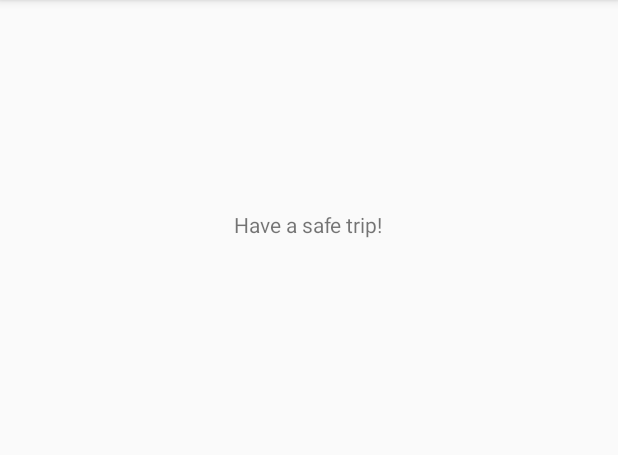
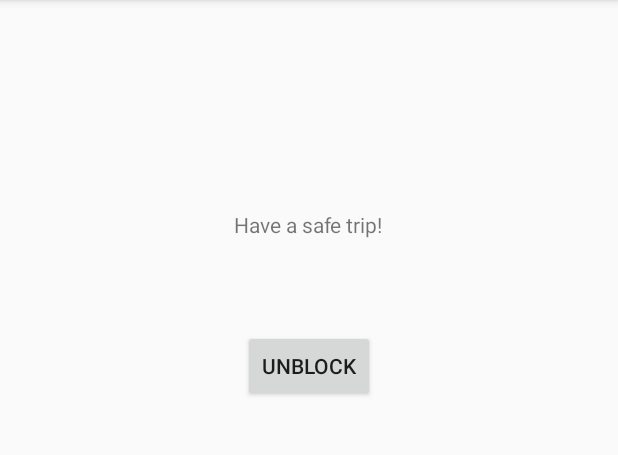
Before and after one commit to kobyperets/i-blocked-u-fe, an Android app: the fragment IBlockUGoingHomeFragment shown on its own in the app's theme, on a phone screen of 412 x 824 dp, the part 84-539 px from its top. Run offline under Robolectric (Android 15) with nearby library versions, the phone set to English and light mode, and no system bars; our stand-ins replace Volley.

Commit message:
going home end-2-end

```diff
--- a/IBlockedU/app/src/main/java/com/salesforce/iblockedu/IBlockUGoingHomeFragment.java
+++ b/IBlockedU/app/src/main/java/com/salesforce/iblockedu/IBlockUGoingHomeFragment.java
@@ -7,7 +7,6 @@ import android.view.LayoutInflater;
 import android.view.View;
 import android.view.ViewGroup;
 import android.widget.TextView;
-import android.widget.Toast;
 
 import com.android.volley.Request;
 import com.android.volley.RequestQueue;
@@ -29,11 +28,11 @@ public class IBlockUGoingHomeFragment extends Fragment {
     // TODO: Rename parameter arguments, choose names that match
     // the fragment initialization parameters, e.g. ARG_ITEM_NUMBER
     private static final String ARG_PARAM_EMAIL = "email";
-    private static final String ARG_PARAM2 = "param2";
+    private static final String ARG_PARAM_LICENSE_PLATE = "param2";
 
     // TODO: Rename and change types of parameters
     private String mParamEmail;
-    private String mParam2;
+    private String mParamLicensePlate;
 
     private OnFragmentInteractionListener mListener;
     private TextView mMessageView;
@@ -46,14 +45,16 @@ public class IBlockUGoingHomeFragment extends Fragment {
      * Use this factory method to create a new instance of
      * this fragment using the provided parameters.
      *
+     *
      * @param email Parameter 1.
      * @return A new instance of fragment IBlockUGoingHomeFragment.
      */
     // TODO: Rename and change types and number of parameters
-    public static IBlockUGoingHomeFragment newInstance(String email) {
+    public static IBlockUGoingHomeFragment newInstance(String email, String licensePlate) {
         IBlockUGoingHomeFragment fragment = new IBlockUGoingHomeFragment();
         Bundle args = new Bundle();
         args.putString(ARG_PARAM_EMAIL, email);
+        args.putString(ARG_PARAM_LICENSE_PLATE, licensePlate);
         fragment.setArguments(args);
         return fragment;
     }
@@ -63,6 +64,7 @@ public class IBlockUGoingHomeFragment extends Fragment {
         super.onCreate(savedInstanceState);
         if (getArguments() != null) {
             mParamEmail = getArguments().getString(ARG_PARAM_EMAIL);
+            mParamLicensePlate = getArguments().getString(ARG_PARAM_LICENSE_PLATE);
         }
     }
 
@@ -72,6 +74,22 @@ public class IBlockUGoingHomeFragment extends Fragment {
         View inflate = inflater.inflate(R.layout.fragment_iblock_ugoing_home, container, false);
         mMessageView = (TextView)inflate.findViewById(R.id.textViewHomeMessage);
 
+        return inflate;
+    }
+
+    @Override
+    public void onResume() {
+
+        super.onResume();
+    }
+
+    @Override
+    public void onDetach() {
+        super.onDetach();
+        mListener = null;
+    }
+
+    public void handleUnblock() {
         boolean hasInternet = ((IBlockedUMainActivity)getActivity()).hasInternetConnection();
 
         if(hasInternet) {
@@ -103,20 +121,6 @@ public class IBlockUGoingHomeFragment extends Fragment {
         } else {
             //TODO: IMPLEMENT OFFLINE MECHANISM
         }
-
-        return inflate;
-    }
-
-    @Override
-    public void onResume() {
-
-        super.onResume();
-    }
-
-    @Override
-    public void onDetach() {
-        super.onDetach();
-        mListener = null;
     }
 
     /**
--- a/IBlockedU/app/src/main/java/com/salesforce/iblockedu/IBlockedUFormFragment.java
+++ b/IBlockedU/app/src/main/java/com/salesforce/iblockedu/IBlockedUFormFragment.java
@@ -137,7 +137,7 @@ public class IBlockedUFormFragment extends Fragment {
                     new IntentFilter(
                             ConnectivityManager.CONNECTIVITY_ACTION));
         }
-        ((IBlockedUMainActivity)getActivity()).openGoingHomeFragment();
+        ((IBlockedUMainActivity)getActivity()).openGoingHomeFragment(licensePlate);
 
     }
 
--- a/IBlockedU/app/src/main/res/layout/fragment_iblock_ugoing_home.xml
+++ b/IBlockedU/app/src/main/res/layout/fragment_iblock_ugoing_home.xml
@@ -26,5 +26,13 @@
             android:layout_marginTop="197dp"
             android:text=""
             android:layout_below="@id/textViewHomeSafeTrip"/>
+        <Button
+            android:layout_width="wrap_content"
+            android:layout_height="wrap_content"
+            android:layout_alignParentTop="true"
+            android:layout_centerHorizontal="true"
+            android:layout_marginTop="220dp"
+            android:text="Unblock"
+            android:onClick="handleUnblock"/>
     </RelativeLayout>
 </FrameLayout>
```
Also changed, not shown: IBlockedU/app/src/main/java/com/salesforce/iblockedu/IBlockedUMainActivity.java (+7 -4 lines).
